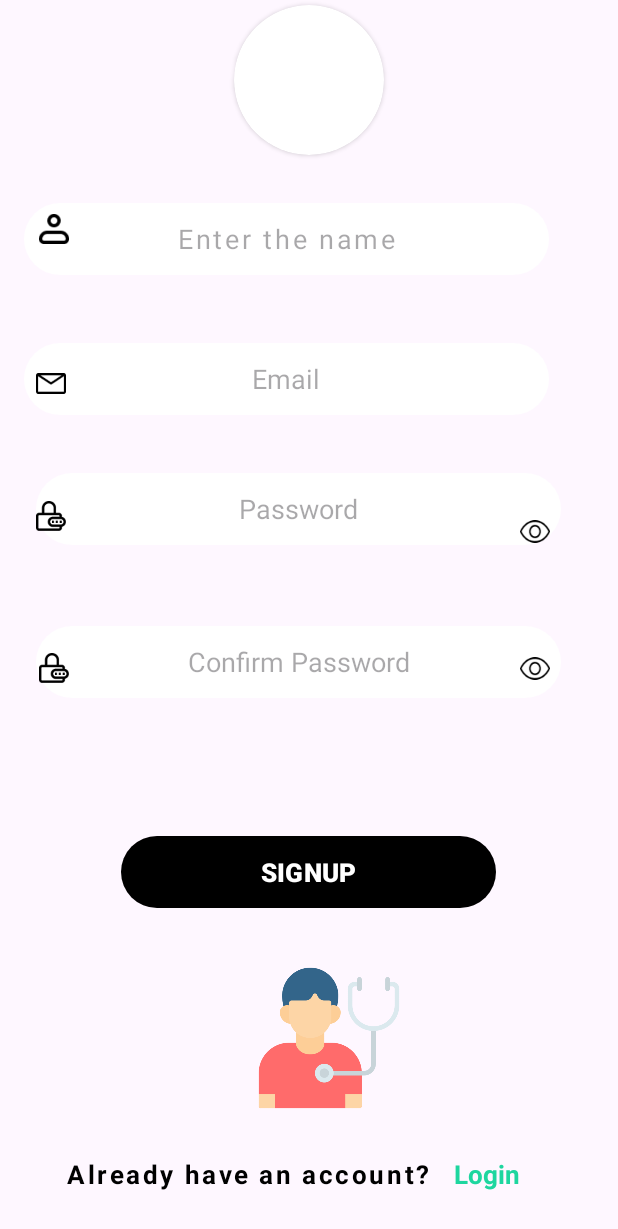
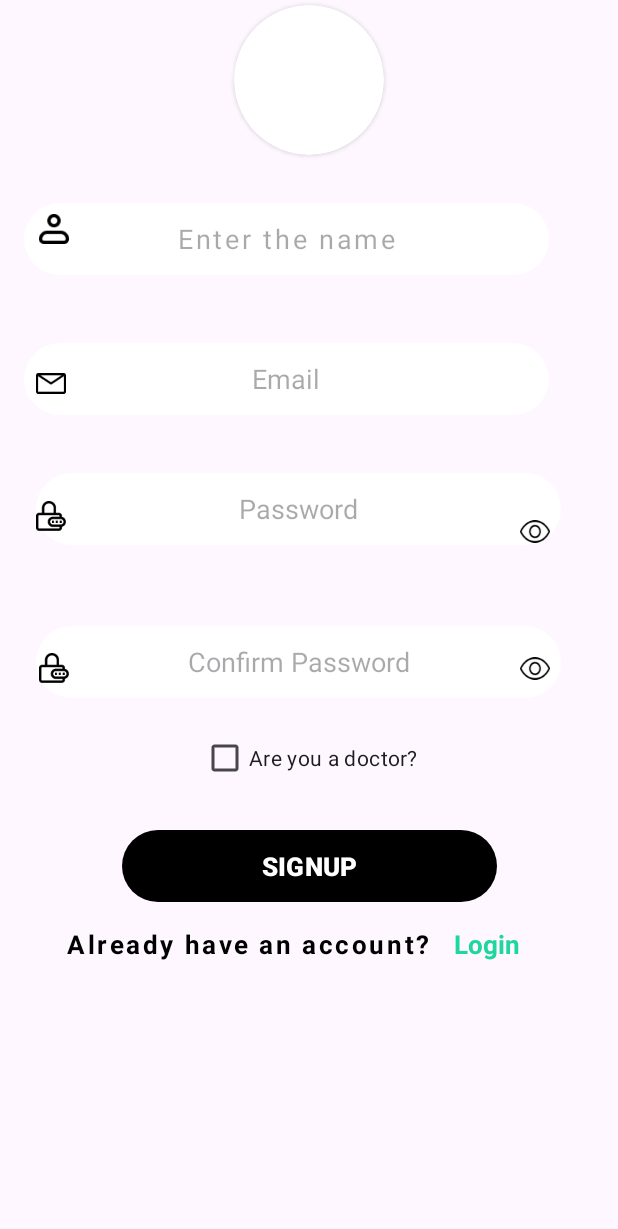
Before and after one commit to shiv35/HealthConnect, an Android app: the Signup screen opened directly, with no data from a screen before it, on a phone screen of 412 x 824 dp. Shown: the top 1229 px of the screen. Run offline under Robolectric (Android 15) with nearby library versions, the phone set to English and light mode, and no system bars; our stand-ins replace Firebase (no records; nobody signed in at launch, a user with empty details on screens opened directly); pictures from the network do not load.

Commit message:
feat: Doctor Verification Added

```diff
--- a/android/app/src/main/java/com/example/health_connect/ChatApplication/Signup.kt
+++ b/android/app/src/main/java/com/example/health_connect/ChatApplication/Signup.kt
@@ -3,10 +3,18 @@ package com.example.health_connect
 import android.content.Intent
 import android.net.Uri
 import android.os.Bundle
-import android.util.Log
+import android.os.Handler
+import android.os.Looper
+import android.text.Editable
+import android.text.TextWatcher
+import android.text.method.HideReturnsTransformationMethod
+import android.text.method.PasswordTransformationMethod
+import android.view.View
 import android.widget.Button
+import android.widget.CheckBox
 import android.widget.EditText
 import android.widget.ImageView
+import android.widget.ProgressBar
 import android.widget.TextView
 import android.widget.Toast
 import androidx.appcompat.app.AppCompatActivity
@@ -19,32 +27,43 @@ import com.google.firebase.storage.FirebaseStorage
 import com.google.firebase.storage.StorageReference
 
 class Signup : AppCompatActivity() {
+
+    // UI references
     private lateinit var name: EditText
     private lateinit var username: EditText
     private lateinit var password: EditText
     private lateinit var confirmPassword: EditText
     private lateinit var signupButton: Button
+    private lateinit var loginAct: TextView
+    private lateinit var uploadImage: ImageView
+
+    // Registration Number + validation icons
+    private lateinit var doctorCertNumber: EditText
+    private lateinit var progressCert: ProgressBar
+    private lateinit var doneCert: ImageView
+
+    // Firebase
     private lateinit var mAuth: FirebaseAuth
-    private lateinit var loginAct: TextView
     private lateinit var mDbRef: DatabaseReference
-    private lateinit var uploadImage: ImageView
     private lateinit var database: FirebaseDatabase
     private lateinit var storage: FirebaseStorage
 
     private val PICK_IMAGE_REQUEST = 1
     private var imageUri: Uri? = null
 
+    // Delay for showing “loading” spinner (2 seconds)
+    private val LOADING_DELAY_MS = 2000L
+
     override fun onCreate(savedInstanceState: Bundle?) {
         super.onCreate(savedInstanceState)
         setContentView(R.layout.activity_registration)
 
-        // Initialize Firebase Authentication
+        // ====== 1) Initialize Firebase ======
         mAuth = FirebaseAuth.getInstance()
-
         database = FirebaseDatabase.getInstance()
         storage = FirebaseStorage.getInstance()
 
-        // Initialize UI elements
+        // ====== 2) Bind all UI elements ======
         name = findViewById(R.id.name)
         username = findViewById(R.id.email)
         password = findViewById(R.id.setpassword)
@@ -53,37 +72,147 @@ class Signup : AppCompatActivity() {
         loginAct = findViewById(R.id.RedirectLogin)
         uploadImage = findViewById(R.id.registerUserImage)
 
+        doctorCertNumber = findViewById(R.id.doctorCertNumber)
+        progressCert = findViewById(R.id.progressCert)
+        doneCert = findViewById(R.id.doneCert)
+
+        val isDoctorCheckbox = findViewById<CheckBox>(R.id.isDoctorCheckbox)
+
+        // Eye icons for toggling password visibility
+        val eyeIcon = findViewById<ImageView>(R.id.eye)
+        val eyeIcon1 = findViewById<ImageView>(R.id.eye1)
+
+        // ====== 3) “Login” text listener → go to Login screen ======
         loginAct.setOnClickListener {
             val intent = Intent(this@Signup, Login::class.java)
             startActivity(intent)
             finish()
         }
 
+        // ====== 4) “Are you a doctor?” checkbox logic ======
+        isDoctorCheckbox.setOnCheckedChangeListener { _, isChecked ->
+            if (isChecked) {
+                doctorCertNumber.visibility = View.VISIBLE
+            } else {
+                doctorCertNumber.visibility = View.GONE
+                progressCert.visibility = View.GONE
+                doneCert.visibility = View.GONE
+                doctorCertNumber.text.clear()
+            }
+        }
+
+        // ====== 5) Profile image picker ======
         uploadImage.setOnClickListener {
-            val intent = Intent()
-            intent.type = "image/*"
-            intent.action = Intent.ACTION_GET_CONTENT
+            val intent = Intent().apply {
+                type = "image/*"
+                action = Intent.ACTION_GET_CONTENT
+            }
             startActivityForResult(
                 Intent.createChooser(intent, "Select image"),
                 PICK_IMAGE_REQUEST
             )
         }
 
+        // ====== 6) Sign Up button logic (basic validation) ======
         signupButton.setOnClickListener {
             val nameText = name.text.toString().trim()
-            val email = username.text.toString().trim()
+            val emailText = username.text.toString().trim()
             val passwordText = password.text.toString().trim()
             val confirmPasswordText = confirmPassword.text.toString().trim()
-            if (nameText.isNotEmpty() && email.isNotEmpty() && passwordText.isNotEmpty() && confirmPasswordText == passwordText) {
-                signup(nameText, email, passwordText)
-            } else if (confirmPasswordText != passwordText) {
-                Toast.makeText(this, "Please fill the same password.", Toast.LENGTH_SHORT).show()
-            } else {
-                Toast.makeText(this, "Please fill in all fields.", Toast.LENGTH_SHORT).show()
+
+            when {
+                nameText.isEmpty() || emailText.isEmpty() ||
+                        passwordText.isEmpty() || confirmPasswordText.isEmpty() -> {
+                    Toast.makeText(this, "Please fill in all fields.", Toast.LENGTH_SHORT).show()
+                }
+                confirmPasswordText != passwordText -> {
+                    Toast.makeText(this, "Passwords do not match.", Toast.LENGTH_SHORT).show()
+                }
+                else -> {
+                    // If everything is valid, create the user
+                    signup(nameText, emailText, passwordText)
+                }
+            }
+        }
+
+        // ====== 7) Password toggle logic ======
+        // Start both password fields in “hidden” mode
+        password.transformationMethod = PasswordTransformationMethod.getInstance()
+        confirmPassword.transformationMethod = PasswordTransformationMethod.getInstance()
+
+        eyeIcon.setOnClickListener {
+            togglePasswordVisibility(password, eyeIcon)
+        }
+        eyeIcon1.setOnClickListener {
+            togglePasswordVisibility(confirmPassword, eyeIcon1)
+        }
+
+        // ====== 8) Registration Number “5‐chars → loading → done” ======
+        doctorCertNumber.addTextChangedListener(
+            createFiveCharWatcher(doctorCertNumber, progressCert, doneCert)
+        )
+    }
+
+    /**
+     * Returns a TextWatcher that:
+     * 1) Shows the small spinner (progressBar) as soon as the EditText length == 5
+     * 2) After LOADING_DELAY_MS, hides the spinner and shows the checkmark (doneImage)
+     * 3) If length != 5, hides both spinner & checkmark
+     */
+    private fun createFiveCharWatcher(
+        editText: EditText,
+        progressBar: ProgressBar,
+        doneImage: ImageView
+    ): TextWatcher {
+        return object : TextWatcher {
+            override fun beforeTextChanged(s: CharSequence?, start: Int, count: Int, after: Int) { /* no-op */ }
+            override fun onTextChanged(s: CharSequence?, start: Int, before: Int, count: Int) { /* no-op */ }
+
+            override fun afterTextChanged(s: Editable?) {
+                val length = s?.length ?: 0
+
+                if (length == 5) {
+                    // 1) Show spinner, hide checkmark
+                    progressBar.visibility = View.VISIBLE
+                    doneImage.visibility = View.GONE
+
+                    // 2) After 2 seconds, hide spinner & show checkmark
+                    Handler(Looper.getMainLooper()).postDelayed({
+                        progressBar.visibility = View.GONE
+                        doneImage.visibility = View.VISIBLE
+                    }, LOADING_DELAY_MS)
+
+                } else {
+                    // If user deletes back to <5, hide both
+                    progressBar.visibility = View.GONE
+                    doneImage.visibility = View.GONE
+                }
             }
         }
     }
 
+    /**
+     * Toggle between showing and hiding text in a password field.
+     * Optionally, you can swap the eyeIcon resource here if you have an "eye_off" asset.
+     */
+    private fun togglePasswordVisibility(editText: EditText, eyeIcon: ImageView) {
+        if (editText.transformationMethod is PasswordTransformationMethod) {
+            // Currently hidden → show
+            editText.transformationMethod = HideReturnsTransformationMethod.getInstance()
+            // If you have an “eye‐off” drawable, uncomment below and replace with your asset:
+            // eyeIcon.setImageResource(R.drawable.ic_eye_off)
+        } else {
+            // Currently visible → hide
+            editText.transformationMethod = PasswordTransformationMethod.getInstance()
+            // Swap back to the “eye” icon if you changed it:
+            // eyeIcon.setImageResource(R.drawable.eye)
+        }
+        editText.setSelection(editText.text.length)
+    }
+
+    /**
+     * Sign up via Firebase Auth and then upload the profile image & user info to Realtime Database.
+     */
     private fun signup(name: String, email: String, password: String) {
         mAuth.createUserWithEmailAndPassword(email, password)
             .addOnCompleteListener(this) { task ->
@@ -96,7 +225,7 @@ class Signup : AppCompatActivity() {
                     }
                 } else {
                     Toast.makeText(
-                        baseContext,
+                        this,
                         "Authentication failed: ${task.exception?.message}",
                         Toast.LENGTH_LONG
                     ).show()
@@ -104,9 +233,12 @@ class Signup : AppCompatActivity() {
             }
     }
 
+    /**
+     * Uploads the chosen image to Firebase Storage and then writes user data
+     * (including image URL) to Realtime Database.
+     */
     private fun uploadProfileImageAndAddUser(name: String, email: String, uid: String) {
         if (imageUri != null) {
-            Log.d("test","$imageUri")
             val storageReference: StorageReference = storage.reference.child("profile_image/$uid.jpg")
             storageReference.putFile(imageUri!!)
                 .addOnCompleteListener { task ->
@@ -114,10 +246,9 @@ class Signup : AppCompatActivity() {
                         storageReference.downloadUrl.addOnCompleteListener { imageTask ->
                             if (imageTask.isSuccessful) {
                                 val imageUrl = imageTask.result.toString()
-                                Log.d("testurl","$imageUri")
                                 addUserToDatabase(name, email, uid, imageUrl)
                             } else {
-                                addUserToDatabase(name, email, uid,null)
+                                addUserToDatabase(name, email, uid, null)
                                 Toast.makeText(this, "Failed to get image URL.", Toast.LENGTH_SHORT).show()
                             }
                         }
@@ -127,10 +258,14 @@ class Signup : AppCompatActivity() {
                     }
                 }
         } else {
+            // No image chosen → just write user data without a profile URL
             addUserToDatabase(name, email, uid, null)
         }
     }
 
+    /**
+     * Writes user data under /users/$uid in Realtime Database.
+     */
     private fun addUserToDatabase(name: String, email: String, uid: String, profileUrl: String?) {
         val user = User(Name = name, email = email, uid = uid, profileurl = profileUrl)
         mDbRef = database.getReference("users")
@@ -138,15 +273,21 @@ class Signup : AppCompatActivity() {
             .addOnCompleteListener { task ->
                 if (task.isSuccessful) {
                     Toast.makeText(this, "User data saved successfully.", Toast.LENGTH_SHORT).show()
-                    val intent = Intent(this@Signup, MainActivity::class.java)
-                    startActivity(intent)
+                    startActivity(Intent(this@Signup, MainActivity::class.java))
                     finish()
                 } else {
-                    Toast.makeText(this, "Failed to save user data: ${task.exception?.message}", Toast.LENGTH_LONG).show()
+                    Toast.makeText(
+                        this,
+                        "Failed to save user data: ${task.exception?.message}",
+                        Toast.LENGTH_LONG
+                    ).show()
                 }
             }
     }
 
+    /**
+     * Receive result from image‐picker Intent.
+     */
     override fun onActivityResult(requestCode: Int, resultCode: Int, data: Intent?) {
         super.onActivityResult(requestCode, resultCode, data)
         if (requestCode == PICK_IMAGE_REQUEST && resultCode == RESULT_OK && data != null && data.data != null) {
--- /dev/null
+++ b/android/app/src/main/res/drawable/circle_bg.xml
@@ -0,0 +1,16 @@
+<?xml version="1.0" encoding="utf-8"?>
+<shape xmlns:android="http://schemas.android.com/apk/res/android"
+    android:shape="oval">
+    <!-- Change this color to whatever background color you want behind the checkmark -->
+    <solid android:color="@color/white"/>
+    <!-- Optionally add a stroke (border) if you like -->
+    <!--
+    <stroke
+        android:width="1dp"
+        android:color="@color/lightGray"/>
+    -->
+    <!-- Make sure the shape is sized to match the ImageView’s 24dp × 24dp -->
+    <size
+        android:width="24dp"
+        android:height="24dp"/>
+</shape>
--- a/android/app/src/main/res/layout/activity_registration.xml
+++ b/android/app/src/main/res/layout/activity_registration.xml
@@ -5,6 +5,7 @@
     android:layout_width="match_parent"
     android:layout_height="match_parent">
 
+    <!-- ====== Top: Profile Image (rounded) ====== -->
     <androidx.cardview.widget.CardView
         android:id="@+id/cardView2"
         android:layout_width="wrap_content"
@@ -19,10 +20,10 @@
             android:id="@+id/registerUserImage"
             android:layout_width="100dp"
             android:layout_height="100dp"
-            android:layout_gravity="center"
-            />
+            android:layout_gravity="center" />
     </androidx.cardview.widget.CardView>
 
+    <!-- ====== Name Field ====== -->
     <EditText
         android:id="@+id/name"
         android:layout_width="350dp"
@@ -40,7 +41,7 @@
         app:layout_constraintTop_toTopOf="parent"
         app:layout_constraintVertical_bias="0.174" />
 
-
+    <!-- ====== Email Field ====== -->
     <EditText
         android:id="@+id/email"
         android:layout_width="350dp"
@@ -57,6 +58,7 @@
         app:layout_constraintTop_toTopOf="parent"
         app:layout_constraintVertical_bias="0.295" />
 
+    <!-- ====== Password Field ====== -->
     <EditText
         android:id="@+id/setpassword"
         android:layout_width="350dp"
@@ -75,6 +77,7 @@
         app:layout_constraintTop_toTopOf="parent"
         app:layout_constraintVertical_bias="0.357" />
 
+    <!-- ====== Confirm Password Field ====== -->
     <EditText
         android:id="@+id/ConfirmPassword"
         android:layout_width="350dp"
@@ -93,6 +96,58 @@
         app:layout_constraintTop_toTopOf="parent"
         app:layout_constraintVertical_bias="0.499" />
 
+    <!-- ====== New: "Are you a doctor?" Checkbox (below ConfirmPassword) ====== -->
+    <CheckBox
+        android:id="@+id/isDoctorCheckbox"
+        android:layout_width="wrap_content"
+        android:layout_height="wrap_content"
+        android:text="Are you a doctor?"
+        android:checked="false"
+        android:layout_marginTop="16dp"
+        app:layout_constraintTop_toBottomOf="@id/ConfirmPassword"
+        app:layout_constraintStart_toStartOf="parent"
+        app:layout_constraintEnd_toEndOf="parent" />
+
+    <!-- ====== New: Certificate Number Field (Initially Hidden, below the Checkbox) ====== -->
+    <EditText
+        android:id="@+id/doctorCertNumber"
+        android:layout_width="350dp"
+        android:layout_height="48dp"
+        android:visibility="gone"
+        android:layout_marginTop="8dp"
+        android:background="@drawable/rounded_edittext_background"
+        android:gravity="center"
+        android:hint="Registration Number"
+        android:inputType="text"
+        app:layout_constraintTop_toBottomOf="@id/isDoctorCheckbox"
+        app:layout_constraintStart_toStartOf="parent"
+        app:layout_constraintEnd_toEndOf="parent" />
+    <ProgressBar
+        android:id="@+id/progressCert"
+        style="?android:attr/progressBarStyleSmall"
+        android:layout_width="24dp"
+        android:layout_height="24dp"
+        android:indeterminate="true"
+        android:visibility="gone"
+        app:layout_constraintEnd_toEndOf="@id/doctorCertNumber"
+        app:layout_constraintBottom_toBottomOf="@id/doctorCertNumber"
+        app:layout_constraintTop_toTopOf="@id/doctorCertNumber"
+        android:layout_marginEnd="12dp" />
+
+    <ImageView
+        android:id="@+id/doneCert"
+        android:layout_width="24dp"
+        android:background="@drawable/circle_bg"
+        android:layout_height="24dp"
+        android:src="@drawable/okk"
+    android:visibility="gone"
+    app:layout_constraintEnd_toEndOf="@id/doctorCertNumber"
+    app:layout_constraintBottom_toBottomOf="@id/doctorCertNumber"
+    app:layout_constraintTop_toTopOf="@id/doctorCertNumber"
+    android:layout_marginEnd="12dp" />
+
+
+    <!-- ====== Sign Up Button (remains below the doctor fields) ====== -->
     <Button
         android:id="@+id/signup_button"
         android:layout_width="250dp"
@@ -103,13 +158,42 @@
         android:textColor="@color/white"
         android:textSize="17sp"
         android:textStyle="bold"
-        app:layout_constraintBottom_toBottomOf="parent"
+        app:layout_constraintTop_toBottomOf="@id/doctorCertNumber"
+        app:layout_constraintStart_toStartOf="parent"
         app:layout_constraintEnd_toEndOf="parent"
-        app:layout_constraintHorizontal_bias="0.496"
+        android:layout_marginTop="24dp" />
+
+    <!-- ====== "Already Have an Account?" Text ====== -->
+    <TextView
+        android:id="@+id/textView5"
+        android:layout_width="wrap_content"
+        android:layout_height="wrap_content"
+        android:letterSpacing="0.1"
+        android:text="@string/already_have_an_account"
+        android:textColor="@color/black"
+        android:textSize="17sp"
+        android:textStyle="bold"
+        app:layout_constraintTop_toBottomOf="@id/signup_button"
         app:layout_constraintStart_toStartOf="parent"
-        app:layout_constraintTop_toTopOf="parent"
-        app:layout_constraintVertical_bias="0.718" />
+        app:layout_constraintHorizontal_bias="0.264"
+        app:layout_constraintEnd_toEndOf="parent"
+        android:layout_marginTop="16dp" />
 
+    <!-- ====== "Login" Redirect Text ====== -->
+    <TextView
+        android:id="@+id/RedirectLogin"
+        android:layout_width="wrap_content"
+        android:layout_height="wrap_content"
+        android:text="@string/login2"
+        android:textColor="@color/skyBlue"
+        android:textSize="17sp"
+        android:textStyle="bold"
+        app:layout_constraintBaseline_toBaselineOf="@id/textView5"
+        app:layout_constraintEnd_toEndOf="parent"
+        app:layout_constraintStart_toStartOf="parent"
+        app:layout_constraintHorizontal_bias="0.823" />
+
+    <!-- ====== "Show/Hide Password" Icons ====== -->
     <ImageView
         android:id="@+id/eye"
         android:layout_width="20dp"
@@ -134,49 +218,7 @@
         app:layout_constraintVertical_bias="0.542"
         app:srcCompat="@drawable/eye" />
 
-    <ImageView
-        android:id="@+id/imageView16"
-        android:layout_width="100dp"
-        android:layout_height="100dp"
-        app:layout_constraintBottom_toBottomOf="parent"
-        app:layout_constraintEnd_toEndOf="parent"
-        app:layout_constraintHorizontal_bias="0.543"
-        app:layout_constraintStart_toStartOf="parent"
-        app:layout_constraintTop_toTopOf="parent"
-        app:layout_constraintVertical_bias="0.887"
-        app:srcCompat="@drawable/examination" />
-
-    <TextView
-        android:id="@+id/textView5"
-        android:layout_width="wrap_content"
-        android:layout_height="wrap_content"
-        android:letterSpacing="0.1"
-        android:text="@string/already_have_an_account"
-        android:textColor="@color/black"
-        android:textSize="17sp"
-        android:textStyle="bold"
-        app:layout_constraintBottom_toBottomOf="parent"
-        app:layout_constraintEnd_toEndOf="parent"
-        app:layout_constraintHorizontal_bias="0.264"
-        app:layout_constraintStart_toStartOf="parent"
-        app:layout_constraintTop_toTopOf="parent"
-        app:layout_constraintVertical_bias="0.963" />
-
-    <TextView
-        android:id="@+id/RedirectLogin"
-        android:layout_width="wrap_content"
-        android:layout_height="wrap_content"
-        android:text="@string/login2"
-        android:textColor="@color/skyBlue"
-        android:textSize="17sp"
-        android:textStyle="bold"
-        app:layout_constraintBottom_toBottomOf="parent"
-        app:layout_constraintEnd_toEndOf="parent"
-        app:layout_constraintHorizontal_bias="0.823"
-        app:layout_constraintStart_toStartOf="parent"
-        app:layout_constraintTop_toTopOf="parent"
-        app:layout_constraintVertical_bias="0.963" />
-
+    <!-- ====== Icon Indicators for Each Field ====== -->
     <ImageView
         android:id="@+id/imageView17"
         android:layout_width="20dp"
@@ -225,5 +267,4 @@
         app:layout_constraintVertical_bias="0.543"
         app:srcCompat="@drawable/password1" />
 
-
 </androidx.constraintlayout.widget.ConstraintLayout>
```
Also changed, not shown: android/app/src/main/res/drawable/okk.png (added).
